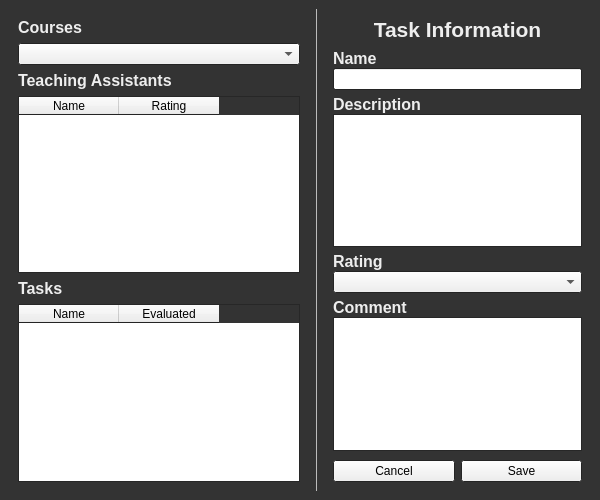
First picture: the form in TAEval-Client/instructorwindow.ui, repository wfairclough/TAE, before the edit.
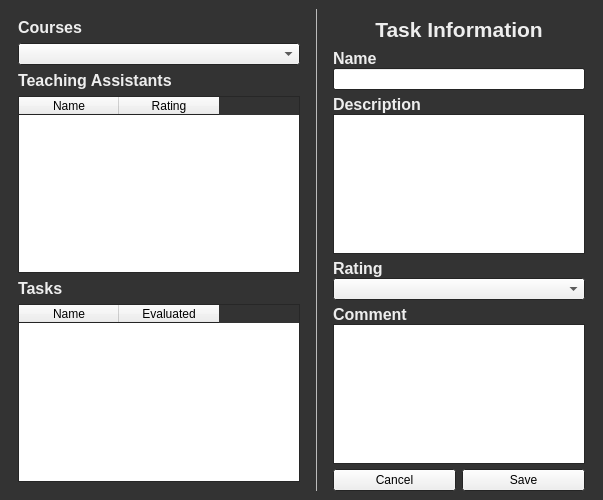
Second picture: the form after the edit. The open tabs and pages were chosen to show the change.

Commit message: Task buttons now point to the correct view

Patch:
```diff
--- a/TAEval-Client/instructorwindow.ui
+++ b/TAEval-Client/instructorwindow.ui
@@ -204,7 +204,7 @@
     <item>
      <widget class="QStackedWidget" name="rightWidget">
       <property name="currentIndex">
-       <number>3</number>
+       <number>0</number>
       </property>
       <widget class="QWidget" name="taskHelp">
        <layout class="QVBoxLayout" name="verticalLayout_4">
@@ -580,6 +580,13 @@
              </property>
             </widget>
            </item>
+           <item>
+            <widget class="QPushButton" name="deleteButton">
+             <property name="text">
+              <string>Delete</string>
+             </property>
+            </widget>
+           </item>
           </layout>
          </widget>
         </item>
@@ -762,13 +769,26 @@
         <item>
          <widget class="QTextEdit" name="editComment"/>
         </item>
+        <item>
+         <spacer name="verticalSpacer">
+          <property name="orientation">
+           <enum>Qt::Vertical</enum>
+          </property>
+          <property name="sizeType">
+           <enum>QSizePolicy::Minimum</enum>
+          </property>
+          <property name="sizeHint" stdset="0">
+           <size>
+            <width>20</width>
+            <height>5</height>
+           </size>
+          </property>
+         </spacer>
+        </item>
         <item>
          <widget class="QWidget" name="buttonHolder" native="true">
           <layout class="QHBoxLayout" name="horizontalLayout_2">
-           <property name="leftMargin">
-            <number>0</number>
-           </property>
-           <property name="rightMargin">
+           <property name="margin">
             <number>0</number>
            </property>
            <item>
```
The commit also changes 2 other files.
